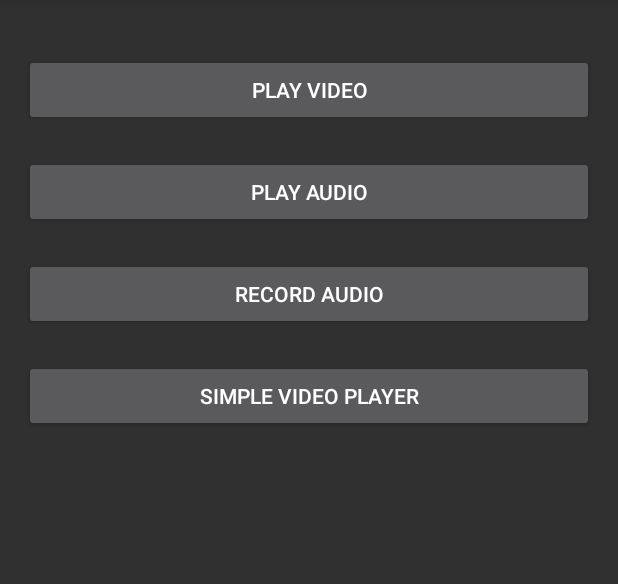
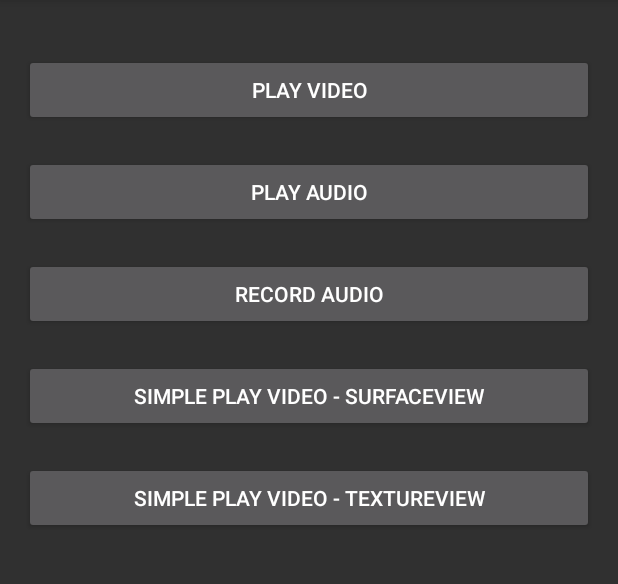
Before and after one commit to Android-Jungle/android-jungle-mediaplayer, an Android app: the screen it shows after launch (MainActivity), on a phone screen of 412 x 824 dp, the part 84-668 px from its top. Run offline under Robolectric (Android 15) with nearby library versions, the phone set to English and light mode, and no system bars.

Commit message:
add simple video player TextureView demo.

```diff
--- a/sources/mediaplayer-demo/build.gradle
+++ b/sources/mediaplayer-demo/build.gradle
@@ -6,7 +6,7 @@ android {
 
     defaultConfig {
         applicationId "com.jungle.mediaplayer.demo"
-        minSdkVersion 9
+        minSdkVersion 14
         targetSdkVersion 24
         versionCode 1
         versionName "1.0"
--- a/sources/mediaplayer-demo/src/main/AndroidManifest.xml
+++ b/sources/mediaplayer-demo/src/main/AndroidManifest.xml
@@ -18,7 +18,8 @@
 
         <activity android:name=".RecordAudioActivity"/>
         <activity android:name=".PlayAudioActivity"/>
-        <activity android:name=".SimplePlayVideoActivity"/>
+        <activity android:name=".SimplePlayVideoSurfaceViewActivity"/>
+        <activity android:name=".SimplePlayVideoTextureViewActivity"/>
         <activity
             android:name=".PlayVideoActivity"
             android:screenOrientation="portrait"
--- a/sources/mediaplayer-demo/src/main/java/com/jungle/mediaplayer/demo/MainActivity.java
+++ b/sources/mediaplayer-demo/src/main/java/com/jungle/mediaplayer/demo/MainActivity.java
@@ -58,10 +58,17 @@ public class MainActivity extends AppCompatActivity {
             }
         });
 
-        findViewById(R.id.simple_video_player_btn).setOnClickListener(new View.OnClickListener() {
+        findViewById(R.id.simple_video_player_surface_btn).setOnClickListener(new View.OnClickListener() {
             @Override
             public void onClick(View v) {
-                SimplePlayVideoActivity.start(MainActivity.this, MEDIA_URL);
+                SimplePlayVideoSurfaceViewActivity.start(MainActivity.this, MEDIA_URL);
+            }
+        });
+
+        findViewById(R.id.simple_video_player_texture_btn).setOnClickListener(new View.OnClickListener() {
+            @Override
+            public void onClick(View v) {
+                SimplePlayVideoTextureViewActivity.start(MainActivity.this, MEDIA_URL);
             }
         });
     }
--- a/sources/mediaplayer-demo/src/main/res/layout/activity_main.xml
+++ b/sources/mediaplayer-demo/src/main/res/layout/activity_main.xml
@@ -30,9 +30,16 @@
         android:text="@string/record_audio"/>
 
     <Button
-        android:id="@+id/simple_video_player_btn"
+        android:id="@+id/simple_video_player_surface_btn"
         android:layout_width="match_parent"
         android:layout_height="wrap_content"
         android:layout_marginTop="20dp"
-        android:text="@string/simple_video_player"/>
+        android:text="@string/simple_play_video_surface"/>
+
+    <Button
+        android:id="@+id/simple_video_player_texture_btn"
+        android:layout_width="match_parent"
+        android:layout_height="wrap_content"
+        android:layout_marginTop="20dp"
+        android:text="@string/simple_play_video_texture"/>
 </LinearLayout>
--- a/sources/mediaplayer-demo/src/main/res/values/strings.xml
+++ b/sources/mediaplayer-demo/src/main/res/values/strings.xml
@@ -13,6 +13,6 @@
     <string name="loading_media">Loading…</string>
     <string name="stop_record">Stop Record</string>
     <string name="media_url_error">Media Url Error!</string>
-    <string name="simple_video_player">Simple Video Player</string>
-    <string name="simple_play_video">Simple Play Video</string>
+    <string name="simple_play_video_surface">Simple Play Video - SurfaceView</string>
+    <string name="simple_play_video_texture">Simple Play Video - TextureView</string>
 </resources>
```
Also changed, not shown: sources/mediaplayer-demo/src/main/java/com/jungle/mediaplayer/demo/BaseSimplePlayVideoActivity.java (renamed from sources/mediaplayer-demo/src/main/java/com/jungle/mediaplayer/demo/SimplePlayVideoActivity.java, +22 -18 lines), sources/mediaplayer-demo/src/main/java/com/jungle/mediaplayer/demo/SimplePlayVideoSurfaceViewActivity.java (added, +52 -0 lines), sources/mediaplayer-demo/src/main/java/com/jungle/mediaplayer/demo/SimplePlayVideoTextureViewActivity.java (added, +52 -0 lines), sources/mediaplayer-demo/src/main/res/layout/activity_simple_play_video_texture.xml (added, +23 -0 lines), sources/mediaplayer-demo/src/main/res/layout/activity_simple_play_video_surface.xml (renamed from sources/mediaplayer-demo/src/main/res/layout/activity_simple_play_video.xml).
